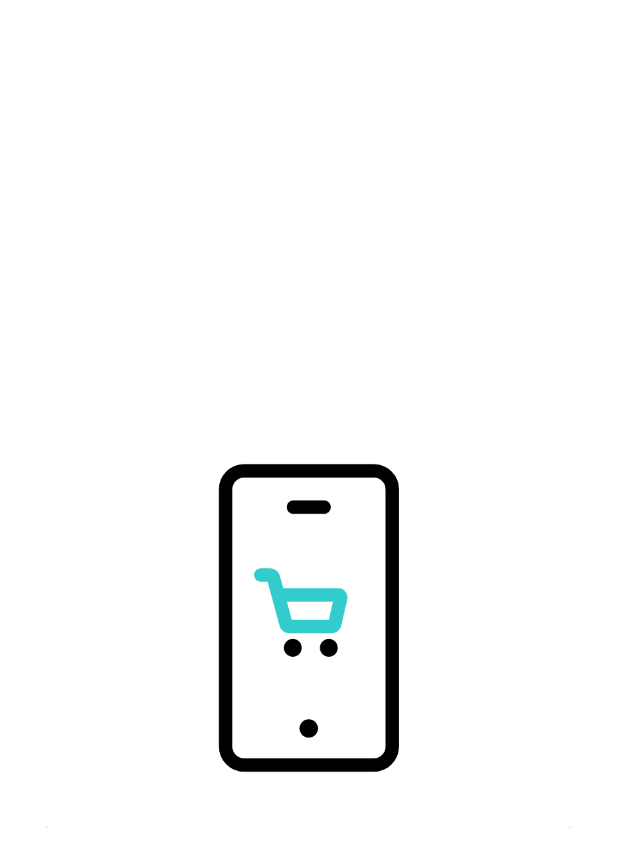
After one commit to fahricandurucan/BookCornerAppJava, an Android app: the layout fragment_waiting_cart.xml on its own in the app's theme, with its tools: preview values and no code run, on a phone screen of 412 x 824 dp. The commit adds this screen. Shown: the top 867 px of the screen. Run offline under Robolectric (Android 15) with nearby library versions, the phone set to English and light mode, and no system bars.

Commit message:
cart page is set

```diff
--- a/app/build.gradle
+++ b/app/build.gradle
@@ -48,6 +48,10 @@
     implementation platform('com.google.firebase:firebase-bom:32.7.0')
     implementation("com.google.firebase:firebase-database")
     implementation 'com.google.firebase:firebase-storage:19.2.1'
+    implementation 'com.github.bumptech.glide:glide:4.12.0'
+    annotationProcessor 'com.github.bumptech.glide:compiler:4.12.0'
+    implementation 'pl.droidsonroids.gif:android-gif-drawable:1.2.23'
+
 
 
 }
--- /dev/null
+++ b/app/src/main/res/layout/fragment_waiting_cart.xml
@@ -0,0 +1,24 @@
+<?xml version="1.0" encoding="utf-8"?>
+<androidx.constraintlayout.widget.ConstraintLayout xmlns:android="http://schemas.android.com/apk/res/android"
+    xmlns:app="http://schemas.android.com/apk/res-auto"
+    xmlns:tools="http://schemas.android.com/tools"
+    android:layout_width="wrap_content"
+    android:layout_height="wrap_content"
+    android:layout_gravity="center"
+    tools:context=".WaitingCartFragment">
+
+    <androidx.cardview.widget.CardView
+        android:layout_width="350dp"
+        android:layout_height="280dp"
+        app:layout_constraintBottom_toBottomOf="parent"
+        app:layout_constraintEnd_toEndOf="parent"
+        app:layout_constraintStart_toStartOf="parent"
+        app:layout_constraintTop_toTopOf="parent" >
+
+        <pl.droidsonroids.gif.GifImageView
+            android:id="@+id/gifImageView"
+            android:layout_width="match_parent"
+            android:layout_height="match_parent"
+            android:src="@drawable/shopping" />
+    </androidx.cardview.widget.CardView>
+</androidx.constraintlayout.widget.ConstraintLayout>
```
Also changed, not shown: app/src/main/java/com/example/bookcornerapp_java/CartFragment.java (+17 -3 lines), app/src/main/java/com/example/bookcornerapp_java/WaitingCartFragment.java (added, +75 -0 lines), app/src/main/res/drawable/shopping.gif (added), 1 other file.
